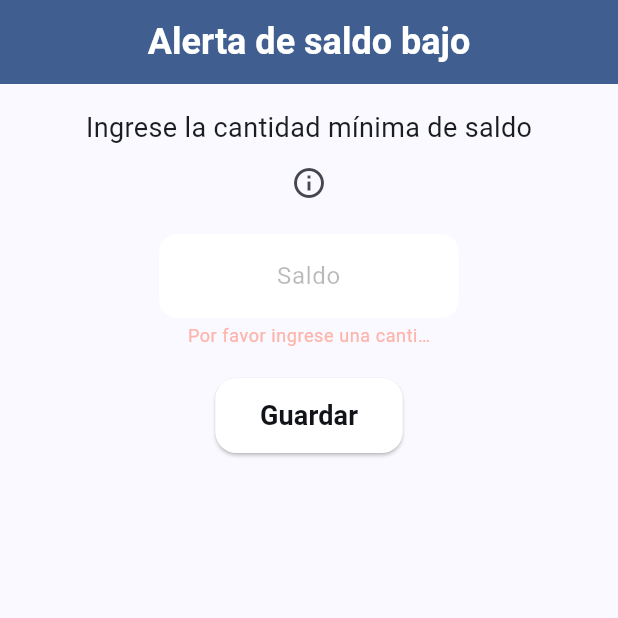
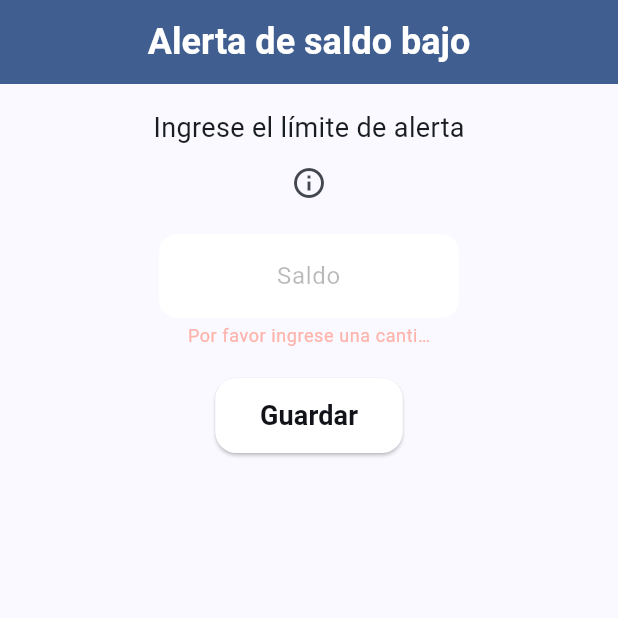
Before and after one commit to fcuya13/eLimaPass, a Flutter app: the AlertPage screen opened directly, after a tap on "Guardar", on a phone screen of 412 x 824 dp, the top half of it. Run offline on Flutter 3.47's test engine with Material 3 defaults, Android fonts, the phone set to English and light mode, and no system bars; our stand-ins replace flutter_local_notifications, geolocator, google_maps_flutter, permission_handler, shared_preferences; missing offline and left inert: google_maps_flutter_android, google_maps_flutter_platform_interface; accounts and stored records are empty.

Commit message:
dart fix

```diff
--- a/lib/main.dart
+++ b/lib/main.dart
@@ -1,5 +1,6 @@
 import 'package:elimapass/screens/loading_screen.dart';
 import 'package:elimapass/services/notification_service.dart';
+import 'package:elimapass/util/notifier.dart';
 import 'package:flutter/material.dart';
 import 'package:flutter/services.dart';
 
@@ -13,6 +14,7 @@ var darkColorScheme = ColorScheme.fromSeed(
 );
 
 void main() async {
+  AppNotifier().notified = false;
   WidgetsFlutterBinding.ensureInitialized();
   await initNotifications();
   SystemChrome.setPreferredOrientations([
--- a/lib/screens/alert_page.dart
+++ b/lib/screens/alert_page.dart
@@ -1,6 +1,6 @@
 import 'package:elimapass/services/notification_service.dart';
+import 'package:elimapass/services/tarjeta_service.dart';
 import 'package:flutter/material.dart';
-import 'package:elimapass/services/tarjeta_provider.dart';
 
 class AlertPage extends StatefulWidget {
   const AlertPage({super.key});
@@ -12,7 +12,33 @@ class AlertPage extends StatefulWidget {
 class _AlertPageState extends State<AlertPage> {
   final _formKey = GlobalKey<FormState>();
   final TextEditingController _controller = TextEditingController();
-  final TarjetaProvider _tarjetaProvider = TarjetaProvider();
+  final TarjetaService _tarjetaService = TarjetaService();
+
+  Future<void> onSubmit() async {
+    if (_formKey.currentState!.validate()) {
+      // Acción al enviar la cantidad numérica
+      double saldoMinimo = double.parse(_controller.text);
+
+      // Guardar el saldo mínimo configurado
+      await _tarjetaService.provider.setSaldoMinimo(saldoMinimo);
+
+      try {
+        await _tarjetaService.setLimite(saldoMinimo);
+      } catch (e) {
+        ScaffoldMessenger.of(context).showSnackBar(
+          const SnackBar(
+              content: Text("Ha ocurrido un error. Inténtelo más tarde")),
+        );
+      }
+
+      ScaffoldMessenger.of(context).showSnackBar(
+        SnackBar(content: Text("Cantidad guardada: S/. $saldoMinimo")),
+      );
+      showNotification("Alerta configurada",
+          "Se ha configurado una alerta de saldo bajo de S/. $saldoMinimo");
+      Navigator.of(context).pop();
+    }
+  }
 
   @override
   Widget build(BuildContext context) {
@@ -44,7 +70,7 @@ class _AlertPageState extends State<AlertPage> {
               crossAxisAlignment: CrossAxisAlignment.center,
               children: [
                 const Text(
-                  "Ingrese la cantidad mínima de saldo",
+                  "Ingrese el límite de alerta",
                   style: TextStyle(fontSize: 18),
                 ),
                 IconButton(
@@ -123,20 +149,7 @@ class _AlertPageState extends State<AlertPage> {
                       borderRadius: BorderRadius.circular(14),
                     ),
                   ),
-                  onPressed: () async{
-                    if (_formKey.currentState!.validate()) {
-                      // Acción al enviar la cantidad numérica
-                      double saldoMinimo = double.parse(_controller.text);
-
-                      // Guardar el saldo mínimo configurado
-                      await _tarjetaProvider.setSaldoMinimo(saldoMinimo);
-                      ScaffoldMessenger.of(context).showSnackBar(
-                        SnackBar(content: Text("Cantidad guardada: S/. $saldoMinimo")),
-                      );
-                      showNotification("Alerta configurada",
-                          "Se ha configurado una alerta de saldo bajo de S/. $saldoMinimo");
-                    }
-                  },
+                  onPressed: onSubmit,
                   child: const Text(
                     "Guardar",
                     style: TextStyle(fontWeight: FontWeight.bold, fontSize: 18),
--- a/lib/screens/recovery_page.dart
+++ b/lib/screens/recovery_page.dart
@@ -4,7 +4,6 @@ import 'package:http/http.dart' as http;
 import 'package:elimapass/screens/register_page.dart';
 import 'package:elimapass/screens/login.dart'; // Importa la pantalla de login
 import 'package:elimapass/util/validators.dart';
-import 'package:elimapass/widgets/recovery_dialog.dart';
 import 'package:elimapass/util/constants.dart';
 
 import '../widgets/car_background.dart';
--- a/lib/util/constants.dart
+++ b/lib/util/constants.dart
@@ -1 +1 @@
-const BACKEND_URL = "http://192.168.1.88:8000/";
+const BACKEND_URL = "http://192.168.1.48:8000/";
--- a/lib/widgets/ViajesList.dart
+++ b/lib/widgets/ViajesList.dart
@@ -6,7 +6,7 @@ import 'ViajeItem.dart';
 class ViajesList extends StatelessWidget {
   final List<Viaje> viajes;
 
-  ViajesList({required this.viajes});
+  const ViajesList({super.key, required this.viajes});
 
   @override
   Widget build(BuildContext context) {
--- a/lib/widgets/recovery_dialog.dart
+++ b/lib/widgets/recovery_dialog.dart
@@ -9,8 +9,8 @@ class RecoveryDialog extends StatelessWidget {
       shape: RoundedRectangleBorder(
         borderRadius: BorderRadius.circular(15.0),
       ),
-      title: Row(
-        children: const [
+      title: const Row(
+        children: [
           Icon(Icons.check_circle, color: Colors.green, size: 30),
           SizedBox(width: 10),
           Text(
```
Also changed, not shown: lib/screens/app_home.dart (+16 -17 lines), lib/screens/home_page.dart (+4 -5 lines), lib/services/tarjeta_service.dart (+21 -0 lines), lib/util/notifier.dart (added, +11 -0 lines), lib/widgets/ViajeItem.dart (+8 -8 lines).
